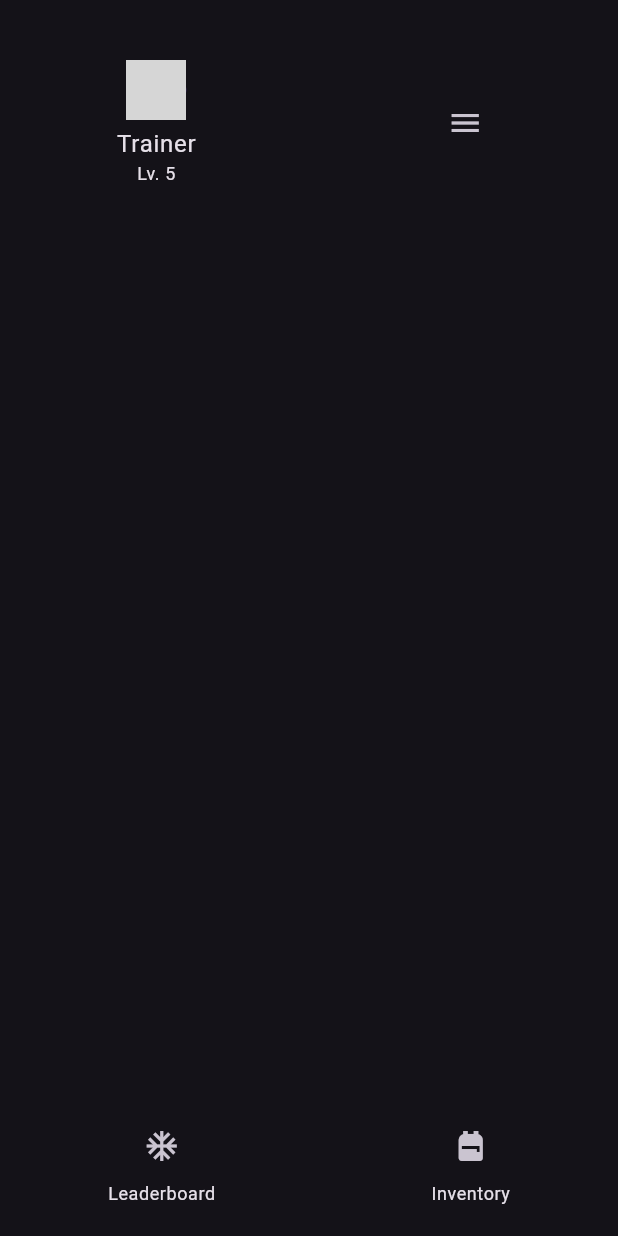
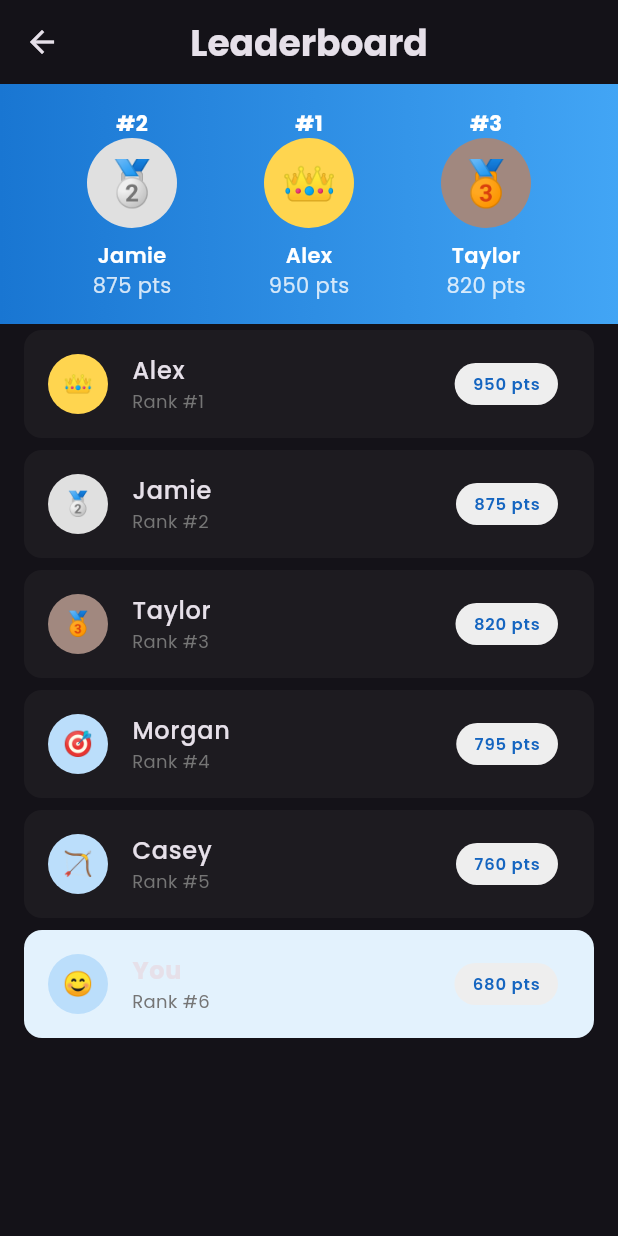
Before and after one commit to t0r8ern1t/bitrixGo, a Flutter app: the GameUI widget shown alone on an empty page, opened directly, after a tap on the "ac unit" icon, on a phone screen of 412 x 824 dp. Run offline on Flutter 3.47's test engine with Material 3 defaults, Android fonts, the phone set to English and light mode, and no system bars; our stand-ins replace camera, cloud_firestore, firebase_core, google_fonts, permission_handler; missing offline and left inert: ar_flutter_plugin_2; accounts and stored records are empty; network calls fail; grey boxes are pictures that could not be loaded.

Commit message:
ar_flutter_package_2 + leaderboard page

```diff
--- a/lib/main.dart
+++ b/lib/main.dart
@@ -1,4 +1,5 @@
 import 'package:bitrix_go/screens/inventory_screen.dart';
+import 'package:bitrix_go/screens/leaderboard_screen.dart';
 import 'package:firebase_core/firebase_core.dart';
 import 'package:flutter/material.dart';
 import 'package:camera/camera.dart';
@@ -34,7 +35,7 @@ class MyApp extends StatelessWidget {
       home: ARGameScreen(camera: camera), // Update to use ARGameScreen
       routes: {
         '/inventory': (context) => InventoryScreen(),
-        // '/leaderboard': (context) => LeaderboardScreen(),
+        '/leaderboard': (context) => LeaderboardScreen(),
       },
     );
   }
--- a/lib/screens/leaderboard_screen.dart
+++ b/lib/screens/leaderboard_screen.dart
@@ -0,0 +1,163 @@
+import 'package:flutter/material.dart';
+import 'package:google_fonts/google_fonts.dart';
+
+class LeaderboardScreen extends StatelessWidget {
+  // Mock data - replace with your actual data source
+  final List<Player> players = [
+    Player(name: 'Alex', score: 950, rank: 1, avatar: '👑'),
+    Player(name: 'Jamie', score: 875, rank: 2, avatar: '🥈'),
+    Player(name: 'Taylor', score: 820, rank: 3, avatar: '🥉'),
+    Player(name: 'Morgan', score: 795, rank: 4, avatar: '🎯'),
+    Player(name: 'Casey', score: 760, rank: 5, avatar: '🏹'),
+    Player(name: 'You', score: 680, rank: 6, avatar: '😊', isCurrentUser: true),
+  ];
+
+  @override
+  Widget build(BuildContext context) {
+    return Scaffold(
+      appBar: AppBar(
+        title: Text(
+          'Leaderboard',
+          style: GoogleFonts.poppins(
+            fontSize: 24,
+            fontWeight: FontWeight.bold,
+          ),
+        ),
+        centerTitle: true,
+        elevation: 0,
+      ),
+      body: Column(
+        children: [
+          _buildTopThreePlayers(),
+          Expanded(
+            child: ListView.builder(
+              itemCount: players.length,
+              itemBuilder: (context, index) => _buildPlayerCard(players[index]),
+            ),
+          ),
+        ],
+      ),
+    );
+  }
+
+  Widget _buildTopThreePlayers() {
+    return Container(
+      padding: EdgeInsets.symmetric(vertical: 16),
+      decoration: BoxDecoration(
+        gradient: LinearGradient(
+          colors: [Colors.blue.shade700, Colors.blue.shade400],
+        ),
+      ),
+      child: Row(
+        mainAxisAlignment: MainAxisAlignment.spaceEvenly,
+        children: [
+          _buildPodiumPlayer(players[1]), // 2nd place
+          _buildPodiumPlayer(players[0]), // 1st place
+          _buildPodiumPlayer(players[2]), // 3rd place
+        ],
+      ),
+    );
+  }
+
+  Widget _buildPodiumPlayer(Player player) {
+    return Column(
+      children: [
+        Text(
+          '#${player.rank}',
+          style: GoogleFonts.poppins(
+            color: Colors.white,
+            fontWeight: FontWeight.bold,
+          ),
+        ),
+        CircleAvatar(
+          radius: 30,
+          backgroundColor: _getRankColor(player.rank),
+          child: Text(
+            player.avatar,
+            style: TextStyle(fontSize: 30),
+          ),
+        ),
+        SizedBox(height: 8),
+        Text(
+          player.name,
+          style: GoogleFonts.poppins(
+            color: Colors.white,
+            fontWeight: FontWeight.w600,
+          ),
+        ),
+        Text(
+          '${player.score} pts',
+          style: GoogleFonts.poppins(
+            color: Colors.white.withOpacity(0.8),
+          ),
+        ),
+      ],
+    );
+  }
+
+  Widget _buildPlayerCard(Player player) {
+    return Card(
+      margin: EdgeInsets.symmetric(horizontal: 16, vertical: 4),
+      color: player.isCurrentUser ? Colors.blue.shade50 : null,
+      elevation: 0,
+      child: ListTile(
+        leading: CircleAvatar(
+          backgroundColor: _getRankColor(player.rank),
+          child: Text(player.avatar),
+        ),
+        title: Text(
+          player.name,
+          style: GoogleFonts.poppins(
+            fontWeight: player.isCurrentUser ? FontWeight.bold : FontWeight.w500,
+          ),
+        ),
+        trailing: Container(
+          padding: EdgeInsets.symmetric(horizontal: 12, vertical: 6),
+          decoration: BoxDecoration(
+            color: Colors.grey.shade200,
+            borderRadius: BorderRadius.circular(20),
+          ),
+          child: Text(
+            '${player.score} pts',
+            style: GoogleFonts.poppins(
+              fontWeight: FontWeight.w600,
+              color: Colors.blue.shade800,
+            ),
+          ),
+        ),
+        subtitle: Text(
+          'Rank #${player.rank}',
+          style: GoogleFonts.poppins(
+            fontSize: 12,
+            color: Colors.grey.shade600,
+          ),
+        ),
+      ),
+    );
+  }
+
+  Color _getRankColor(int rank) {
+    switch (rank) {
+      case 1: return Colors.amber.shade300;
+      case 2: return Colors.grey.shade300;
+      case 3: return Colors.brown.shade300;
+      default: return Colors.blue.shade100;
+    }
+  }
+}
+
+class Player {
+  final String name;
+  final int score;
+  final int rank;
+  final String avatar;
+  final bool isCurrentUser;
+
+  Player({
+    required this.name,
+    required this.score,
+    required this.rank,
+    required this.avatar,
+    this.isCurrentUser = false,
+  });
+}
--- a/lib/widgets/game_ui.dart
+++ b/lib/widgets/game_ui.dart
@@ -68,7 +68,7 @@ class GameUI extends StatelessWidget {
         mainAxisAlignment: MainAxisAlignment.spaceAround,
         children: [
           _buildActionButton(Icons.ac_unit, "Leaderboard", context, () {
-            return; // Navigate to MapScreen
+            Navigator.pushNamed(context, '/leaderboard'); // Navigate to LeaderboardScreen
           }),
           _buildActionButton(Icons.backpack, "Inventory", context, () {
             Navigator.pushNamed(context, '/inventory'); // Navigate to ItemsScreen
```
Also changed, not shown: lib/ar-screen.dart (+10 -10 lines), pubspec.yaml (+3 -4 lines), pubspec.lock, 3 other files.
